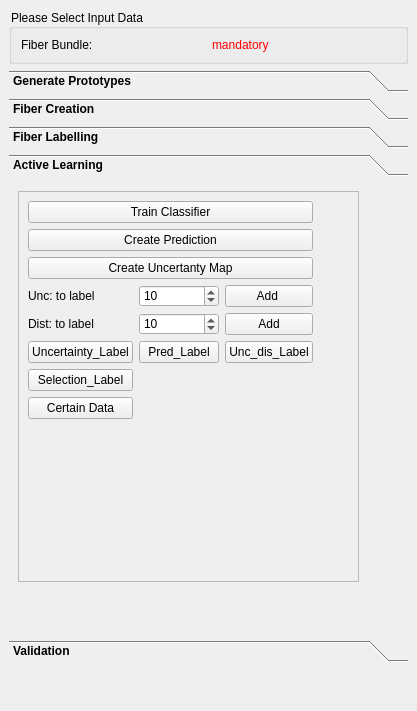
Above: Plugins/org.mitk.gui.qt.diffusionimaging.fiberprocessing/src/internal/QmitkInteractiveFiberDissectionViewControls.ui from MIC-DKFZ/MITK-Diffusion before the change. Below: the same form after it.
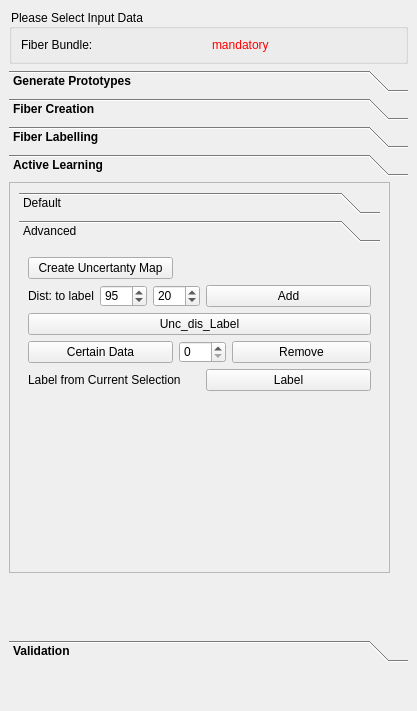
That is the form after the change. Icons and pictures are not drawn. Custom widgets are drawn as their Qt base class.

Commit message: Remove Certain negative data from Testdata

The edit to the form file:
```diff
--- a/Plugins/org.mitk.gui.qt.diffusionimaging.fiberprocessing/src/internal/QmitkInteractiveFiberDissectionViewControls.ui
+++ b/Plugins/org.mitk.gui.qt.diffusionimaging.fiberprocessing/src/internal/QmitkInteractiveFiberDissectionViewControls.ui
@@ -35,22 +35,6 @@
    <property name="bottomMargin">
     <number>9</number>
    </property>
-   <item row="2" column="0" rowspan="2">
-    <spacer name="verticalSpacer">
-     <property name="orientation">
-      <enum>Qt::Vertical</enum>
-     </property>
-     <property name="sizeType">
-      <enum>QSizePolicy::Fixed</enum>
-     </property>
-     <property name="sizeHint" stdset="0">
-      <size>
-       <width>20</width>
-       <height>40</height>
-      </size>
-     </property>
-    </spacer>
-   </item>
    <item row="0" column="0">
     <widget class="QGroupBox" name="m_InputData">
      <property name="title">
@@ -80,6 +64,22 @@
      </layout>
     </widget>
    </item>
+   <item row="3" column="0" rowspan="2">
+    <spacer name="verticalSpacer">
+     <property name="orientation">
+      <enum>Qt::Vertical</enum>
+     </property>
+     <property name="sizeType">
+      <enum>QSizePolicy::Fixed</enum>
+     </property>
+     <property name="sizeHint" stdset="0">
+      <size>
+       <width>20</width>
+       <height>40</height>
+      </size>
+     </property>
+    </spacer>
+   </item>
    <item row="1" column="0">
     <widget class="QToolBox" name="toolBoxx">
      <property name="enabled">
@@ -572,9 +572,9 @@
       <widget class="QFrame" name="frame_2">
        <property name="geometry">
         <rect>
-         <x>9</x>
-         <y>9</y>
-         <width>341</width>
+         <x>0</x>
+         <y>0</y>
+         <width>381</width>
          <height>391</height>
         </rect>
        </property>
@@ -585,37 +585,94 @@
         <enum>QFrame::Raised</enum>
        </property>
        <layout class="QGridLayout" name="gridLayout_6">
-        <item row="2" column="0" colspan="3">
-         <widget class="QPushButton" name="m_CreateUncertantyMap">
-          <property name="text">
-           <string>Create Uncertanty Map</string>
+        <item row="8" column="1">
+         <widget class="QToolBox" name="toolBox_2">
+          <property name="currentIndex">
+           <number>1</number>
           </property>
-         </widget>
-        </item>
-        <item row="4" column="2">
-         <widget class="QPushButton" name="m_AddDistanceFibers">
+          <widget class="QWidget" name="page_16">
+           <property name="geometry">
+            <rect>
+             <x>0</x>
+             <y>0</y>
+             <width>361</width>
+             <height>309</height>
+            </rect>
+           </property>
+           <attribute name="label">
+            <string>Default</string>
+           </attribute>
+           <layout class="QGridLayout" name="gridLayout_28">
+            <item row="3" column="2">
+             <widget class="QPushButton" name="m_unclabeling">
           <property name="text">
-           <string>Add</string>
-          </property>
-         </widget>
-        </item>
-        <item row="3" column="3">
+               <string>Label</string>
+              </property>
+              <property name="icon">
+               <iconset theme="eraze.png">
+                <normaloff>.</normaloff>.</iconset>
+              </property>
+             </widget>
+            </item>
+            <item row="4" column="3">
          <spacer name="horizontalSpacer_6">
           <property name="orientation">
            <enum>Qt::Horizontal</enum>
           </property>
           <property name="sizeHint" stdset="0">
            <size>
-            <width>40</width>
+                <width>57</width>
             <height>20</height>
            </size>
           </property>
          </spacer>
         </item>
-        <item row="0" column="0" colspan="3">
-         <widget class="QPushButton" name="m_TrainClassifier">
+            <item row="0" column="3">
+             <spacer name="horizontalSpacer_30">
+              <property name="orientation">
+               <enum>Qt::Horizontal</enum>
+              </property>
+              <property name="sizeHint" stdset="0">
+               <size>
+                <width>57</width>
+                <height>20</height>
+               </size>
+              </property>
+             </spacer>
+            </item>
+            <item row="2" column="1">
+             <widget class="QSpinBox" name="m_Numtolabel">
+              <property name="minimum">
+               <number>1</number>
+              </property>
+              <property name="maximum">
+               <number>2000</number>
+              </property>
+              <property name="singleStep">
+               <number>0</number>
+              </property>
+              <property name="value">
+               <number>20</number>
+              </property>
+             </widget>
+            </item>
+            <item row="2" column="3">
+             <spacer name="horizontalSpacer_4">
+              <property name="orientation">
+               <enum>Qt::Horizontal</enum>
+              </property>
+              <property name="sizeHint" stdset="0">
+               <size>
+                <width>57</width>
+                <height>20</height>
+               </size>
+              </property>
+             </spacer>
+            </item>
+            <item row="4" column="2">
+             <widget class="QPushButton" name="m_predlabeling">
           <property name="text">
-           <string>Train Classifier</string>
+               <string>Label</string>
           </property>
          </widget>
         </item>
@@ -626,147 +683,198 @@
           </property>
          </widget>
         </item>
-        <item row="4" column="0">
-         <widget class="QLabel" name="label_9">
-          <property name="text">
-           <string>Dist: to label</string>
-          </property>
-         </widget>
-        </item>
-        <item row="2" column="3">
-         <spacer name="horizontalSpacer_7">
+            <item row="1" column="3">
+             <spacer name="horizontalSpacer_29">
           <property name="orientation">
            <enum>Qt::Horizontal</enum>
           </property>
           <property name="sizeHint" stdset="0">
            <size>
-            <width>40</width>
+                <width>57</width>
             <height>20</height>
            </size>
           </property>
          </spacer>
         </item>
-        <item row="4" column="1">
-         <widget class="QSpinBox" name="m_Numtolabel2">
-          <property name="minimum">
-           <number>1</number>
-          </property>
-          <property name="maximum">
-           <number>500</number>
-          </property>
-          <property name="value">
-           <number>10</number>
-          </property>
-         </widget>
-        </item>
-        <item row="5" column="2">
-         <widget class="QPushButton" name="m_distlabeling">
+            <item row="0" column="0" colspan="3">
+             <widget class="QPushButton" name="m_TrainClassifier">
           <property name="text">
-           <string>Unc_dis_Label</string>
+               <string>Train Classifier</string>
           </property>
          </widget>
         </item>
-        <item row="0" column="3">
-         <spacer name="horizontalSpacer_4">
-          <property name="orientation">
-           <enum>Qt::Horizontal</enum>
-          </property>
-          <property name="sizeHint" stdset="0">
-           <size>
-            <width>84</width>
-            <height>22</height>
-           </size>
-          </property>
-         </spacer>
-        </item>
-        <item row="6" column="0">
-         <widget class="QPushButton" name="m_sellabeling">
-          <property name="text">
-           <string>Selection_Label</string>
-          </property>
-         </widget>
-        </item>
-        <item row="3" column="0">
+            <item row="2" column="0">
          <widget class="QLabel" name="label_5">
           <property name="text">
            <string>Unc: to label</string>
           </property>
          </widget>
         </item>
-        <item row="1" column="3">
-         <spacer name="horizontalSpacer_5">
-          <property name="orientation">
-           <enum>Qt::Horizontal</enum>
-          </property>
-          <property name="sizeHint" stdset="0">
-           <size>
-            <width>40</width>
-            <height>20</height>
-           </size>
-          </property>
-         </spacer>
-        </item>
-        <item row="3" column="2">
+            <item row="3" column="0" colspan="2">
+             <widget class="QLabel" name="label_35">
+              <property name="text">
+               <string>Label from Uncertainy Node</string>
+              </property>
+             </widget>
+            </item>
+            <item row="2" column="2">
          <widget class="QPushButton" name="m_AddUncertainFibers">
           <property name="text">
            <string>Add </string>
           </property>
          </widget>
         </item>
-        <item row="8" column="2">
-         <spacer name="verticalSpacer_6">
+            <item row="4" column="0" colspan="2">
+             <widget class="QLabel" name="label_36">
+              <property name="text">
+               <string>Label from Prediction Node</string>
+              </property>
+             </widget>
+            </item>
+            <item row="3" column="3">
+             <spacer name="horizontalSpacer_5">
           <property name="orientation">
-           <enum>Qt::Vertical</enum>
+               <enum>Qt::Horizontal</enum>
           </property>
           <property name="sizeHint" stdset="0">
            <size>
-            <width>20</width>
-            <height>40</height>
+                <width>57</width>
+                <height>20</height>
            </size>
           </property>
          </spacer>
         </item>
-        <item row="3" column="1">
-         <widget class="QSpinBox" name="m_Numtolabel">
-          <property name="minimum">
-           <number>1</number>
-          </property>
+           </layout>
+          </widget>
+          <widget class="QWidget" name="page_18">
+           <property name="geometry">
+            <rect>
+             <x>0</x>
+             <y>0</y>
+             <width>361</width>
+             <height>309</height>
+            </rect>
+           </property>
+           <attribute name="label">
+            <string>Advanced</string>
+           </attribute>
+           <layout class="QGridLayout" name="gridLayout_30">
+            <item row="6" column="0" colspan="4">
+             <widget class="QLabel" name="label_37">
+              <property name="text">
+               <string>Label from Current Selection</string>
+              </property>
+             </widget>
+            </item>
+            <item row="0" column="0" colspan="3">
+             <widget class="QPushButton" name="m_CreateUncertantyMap">
+              <property name="text">
+               <string>Create Uncertanty Map</string>
+              </property>
+             </widget>
+            </item>
+            <item row="0" column="5">
+             <spacer name="horizontalSpacer">
+              <property name="orientation">
+               <enum>Qt::Horizontal</enum>
+              </property>
+              <property name="sizeHint" stdset="0">
+               <size>
+                <width>40</width>
+                <height>20</height>
+               </size>
+              </property>
+             </spacer>
+            </item>
+            <item row="2" column="0" colspan="6">
+             <widget class="QPushButton" name="m_distlabeling">
+              <property name="text">
+               <string>Unc_dis_Label</string>
+              </property>
+             </widget>
+            </item>
+            <item row="1" column="4" colspan="2">
+             <widget class="QPushButton" name="m_AddDistanceFibers">
+              <property name="text">
+               <string>Add</string>
+              </property>
+             </widget>
+            </item>
+            <item row="1" column="1">
+             <widget class="QSpinBox" name="m_subsetfft">
           <property name="maximum">
-           <number>500</number>
-          </property>
-          <property name="singleStep">
-           <number>0</number>
+               <number>100</number>
           </property>
           <property name="value">
-           <number>10</number>
+               <number>95</number>
           </property>
          </widget>
         </item>
-        <item row="5" column="1">
-         <widget class="QPushButton" name="m_predlabeling">
-          <property name="text">
-           <string>Pred_Label</string>
-          </property>
-         </widget>
-        </item>
-        <item row="5" column="0">
-         <widget class="QPushButton" name="m_unclabeling">
-          <property name="text">
-           <string>Uncertainty_Label</string>
-          </property>
-          <property name="icon">
-           <iconset theme="eraze.png">
-            <normaloff>.</normaloff>.</iconset>
-          </property>
-         </widget>
-        </item>
-        <item row="7" column="0">
+            <item row="4" column="0" colspan="3">
          <widget class="QPushButton" name="m_certainData">
           <property name="text">
            <string>Certain Data</string>
           </property>
          </widget>
         </item>
+            <item row="4" column="3" colspan="2">
+             <widget class="QSpinBox" name="spinBox_2">
+              <property name="maximum">
+               <number>100</number>
+              </property>
+             </widget>
+            </item>
+            <item row="1" column="2" colspan="2">
+             <widget class="QSpinBox" name="m_Numtolabel2">
+              <property name="minimum">
+               <number>1</number>
+              </property>
+              <property name="maximum">
+               <number>500</number>
+              </property>
+              <property name="value">
+               <number>20</number>
+              </property>
+             </widget>
+            </item>
+            <item row="1" column="0">
+             <widget class="QLabel" name="label_9">
+              <property name="text">
+               <string>Dist: to label</string>
+              </property>
+             </widget>
+            </item>
+            <item row="7" column="3">
+             <spacer name="verticalSpacer_6">
+              <property name="orientation">
+               <enum>Qt::Vertical</enum>
+              </property>
+              <property name="sizeHint" stdset="0">
+               <size>
+                <width>20</width>
+                <height>40</height>
+               </size>
+              </property>
+             </spacer>
+            </item>
+            <item row="6" column="4" colspan="2">
+             <widget class="QPushButton" name="m_sellabeling">
+              <property name="text">
+               <string>Label</string>
+              </property>
+             </widget>
+            </item>
+            <item row="4" column="5">
+             <widget class="QPushButton" name="m_RemoveCertainData">
+              <property name="text">
+               <string>Remove</string>
+              </property>
+             </widget>
+            </item>
+           </layout>
+          </widget>
+         </widget>
+        </item>
        </layout>
       </widget>
      </widget>
```
Left out of the diff: 267 changed lines with no effect on the pictures. Lines whose indentation alone changed are shown as unchanged. The commit also changes 4 other files.
